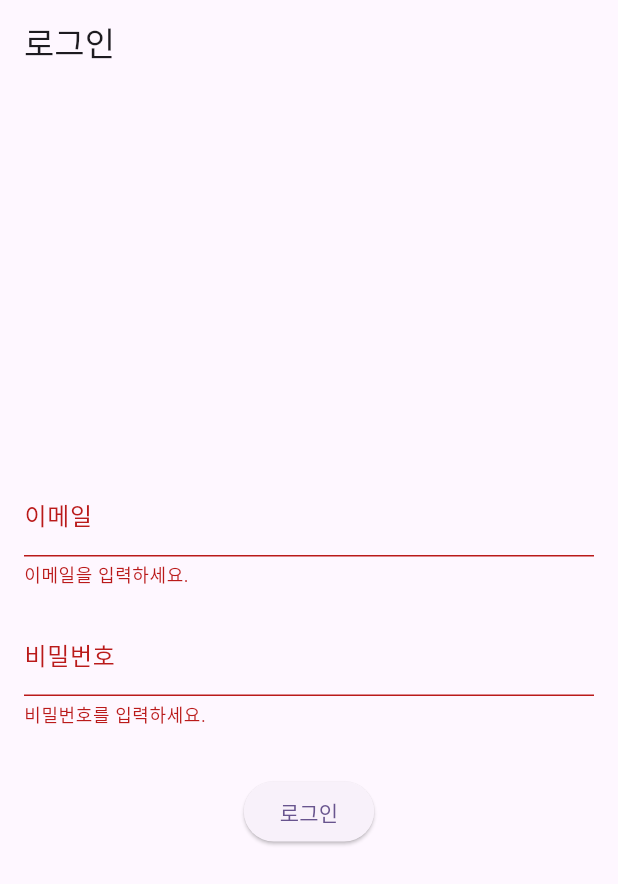
After one commit to DY-FlutterClass-2024/dychat, a Flutter app: the LoginPage screen opened directly, after a tap on "로그인", on a phone screen of 412 x 824 dp. The commit adds this screen. Shown: the top 884 px of the screen. Run offline on Flutter 3.47's test engine with Material 3 defaults, Android fonts, the phone set to English and light mode, and no system bars.

Commit message:
edit: login.dart and login layout setting

```diff
--- /dev/null
+++ b/lib/login.dart
@@ -0,0 +1,90 @@
+import 'package:flutter/material.dart';
+
+void main() {
+  runApp(MyApp());
+}
+
+class MyApp extends StatelessWidget {
+  @override
+  Widget build(BuildContext context) {
+    return MaterialApp(
+      title: '로그인 페이지',
+      home: LoginPage(),
+    );
+  }
+}
+
+class LoginPage extends StatefulWidget {
+  @override
+  _LoginPageState createState() => _LoginPageState();
+}
+
+class _LoginPageState extends State<LoginPage> {
+  final _formKey = GlobalKey<FormState>();
+  final _emailController = TextEditingController();
+  final _passwordController = TextEditingController();
+
+  @override
+  void dispose() {
+    _emailController.dispose();
+    _passwordController.dispose();
+    super.dispose();
+  }
+
+  void _login() {
+    if (_formKey.currentState!.validate()) {
+      // 여기에서 실제 로그인 로직을 구현합니다.
+      // 예: 사용자 입력값을 서버로 전송하여 인증 확인
+      String email = _emailController.text;
+      String password = _passwordController.text;
+      ('이메일: $email, 비밀번호: $password');
+    }
+  }
+
+  @override
+  Widget build(BuildContext context) {
+    return Scaffold(
+      appBar: AppBar(
+        title: const Text('로그인'),
+      ),
+      body: Padding(
+        padding: const EdgeInsets.all(16.0),
+        child: Form(
+          key: _formKey,
+          child: Column(
+            mainAxisAlignment: MainAxisAlignment.center,
+            children: <Widget>[
+              TextFormField(
+                controller: _emailController,
+                decoration: InputDecoration(labelText: '이메일'),
+                validator: (value) {
+                  if (value == null || value.isEmpty) {
+                    return '이메일을 입력하세요.';
+                  }
+                  return null;
+                },
+              ),
+              SizedBox(height: 16.0),
+              TextFormField(
+                controller: _passwordController,
+                decoration: InputDecoration(labelText: '비밀번호'),
+                obscureText: true,
+                validator: (value) {
+                  if (value == null || value.isEmpty) {
+                    return '비밀번호를 입력하세요.';
+                  }
+                  return null;
+                },
+              ),
+              SizedBox(height: 32.0),
+              ElevatedButton(
+                onPressed: _login,
+                child: Text('로그인'),
+              ),
+            ],
+          ),
+        ),
+      ),
+    );
+  }
+}
--- a/lib/main.dart
+++ b/lib/main.dart
@@ -11,23 +11,10 @@ class MyApp extends StatelessWidget {
   @override
   Widget build(BuildContext context) {
     return MaterialApp(
-      title: 'Flutter Demo',
+      title: 'DYChat',
       theme: ThemeData(
-        // This is the theme of your application.
-        //
-        // TRY THIS: Try running your application with "flutter run". You'll see
-        // the application has a purple toolbar. Then, without quitting the app,
-        // try changing the seedColor in the colorScheme below to Colors.green
-        // and then invoke "hot reload" (save your changes or press the "hot
-        // reload" button in a Flutter-supported IDE, or press "r" if you used
-        // the command line to start the app).
-        //
-        // Notice that the counter didn't reset back to zero; the application
-        // state is not lost during the reload. To reset the state, use hot
-        // restart instead.
-        //
-        // This works for code too, not just values: Most code changes can be
-        // tested with just a hot reload.
+
+
         colorScheme: ColorScheme.fromSeed(seedColor: Colors.deepPurple),
         useMaterial3: true,
       ),
```
